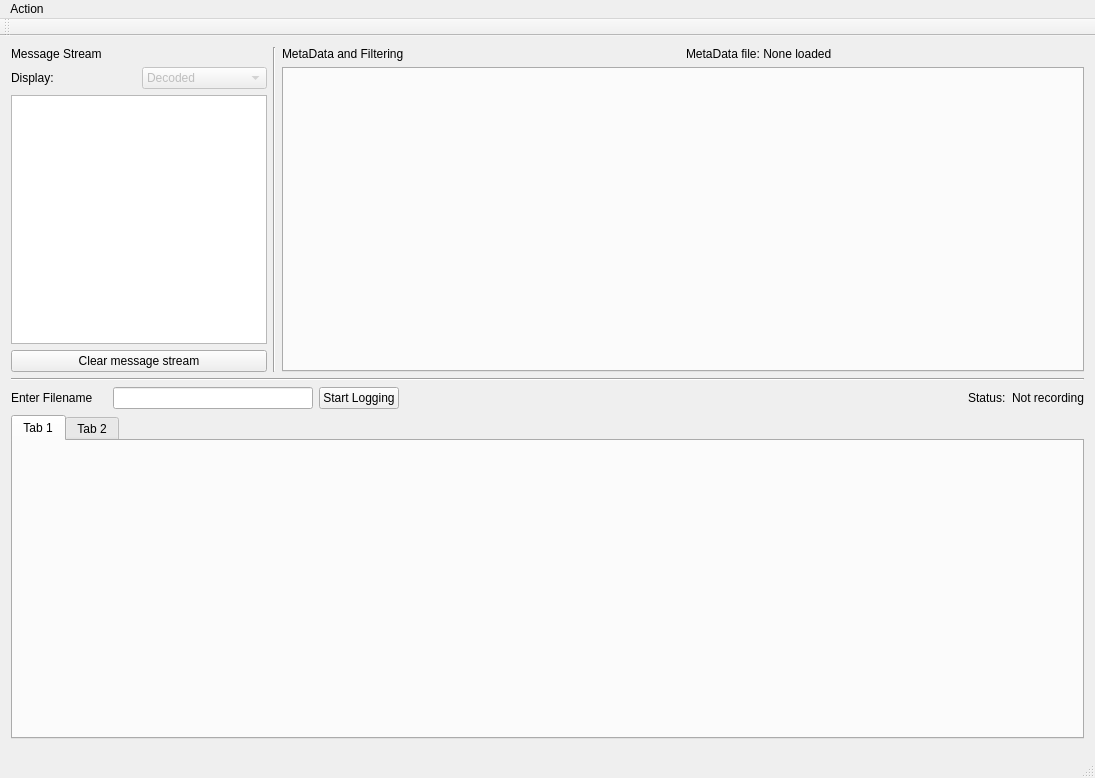
Above: canaconda_mainwindow.ui from xela144/CANaconda before the change. Below: the same form after it.
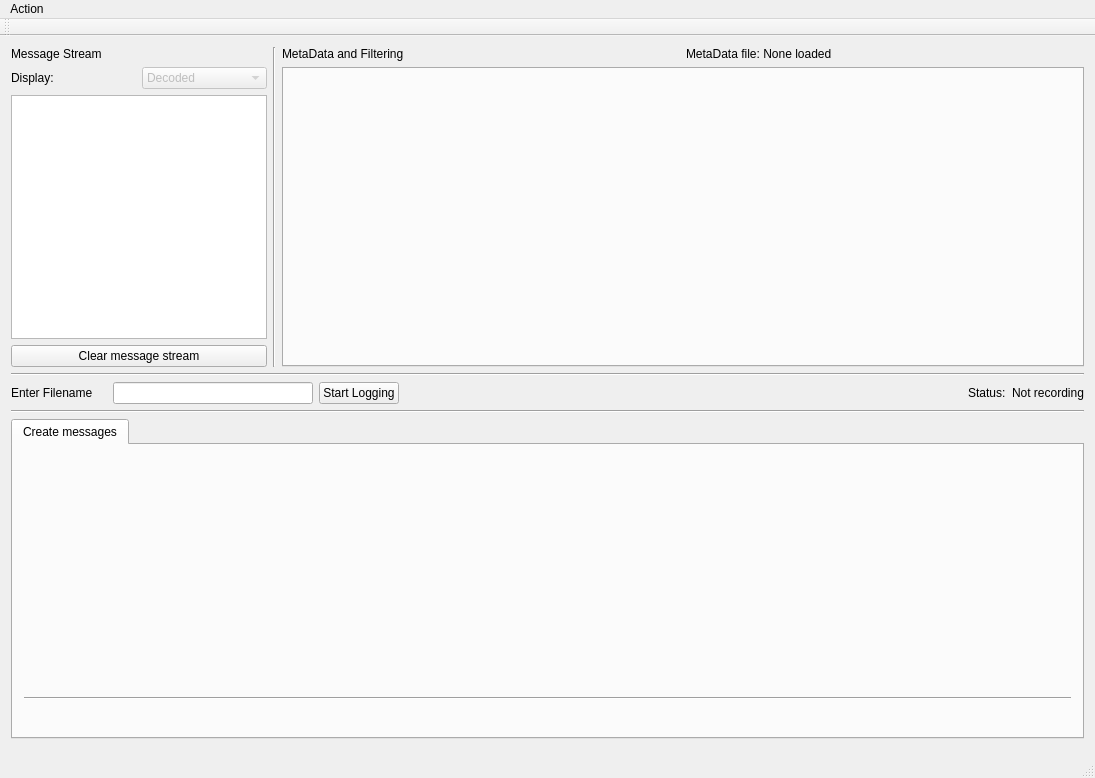
That is the form after the change.

Commit message: Added a table that shows messages being transmitted. For the moment there is not much intelligence to this, but this is just the first step.

```diff
--- a/canaconda_mainwindow.ui
+++ b/canaconda_mainwindow.ui
@@ -214,11 +214,18 @@
       </item>
      </layout>
     </item>
+    <item>
+     <widget class="Line" name="line_5">
+      <property name="orientation">
+       <enum>Qt::Horizontal</enum>
+      </property>
+     </widget>
+    </item>
     <item>
      <widget class="QTabWidget" name="tabWidget_2">
       <widget class="QWidget" name="tab">
        <attribute name="title">
-        <string>Tab 1</string>
+        <string>Create messages</string>
        </attribute>
        <layout class="QVBoxLayout" name="verticalLayout_4">
         <item>
@@ -243,6 +250,13 @@
           </property>
          </widget>
         </item>
+        <item>
+         <widget class="Line" name="line_4">
+          <property name="orientation">
+           <enum>Qt::Horizontal</enum>
+          </property>
+         </widget>
+        </item>
         <item>
          <widget class="QWidget" name="arbitraryTransmitWidget" native="true">
           <property name="sizePolicy">
@@ -267,11 +281,6 @@
         </item>
        </layout>
       </widget>
-      <widget class="QWidget" name="tab_2">
-       <attribute name="title">
-        <string>Tab 2</string>
-       </attribute>
-      </widget>
      </widget>
     </item>
     <item>
```
Left out of the diff: 3 changed lines with no effect on the pictures. The commit also changes 5 other files.
